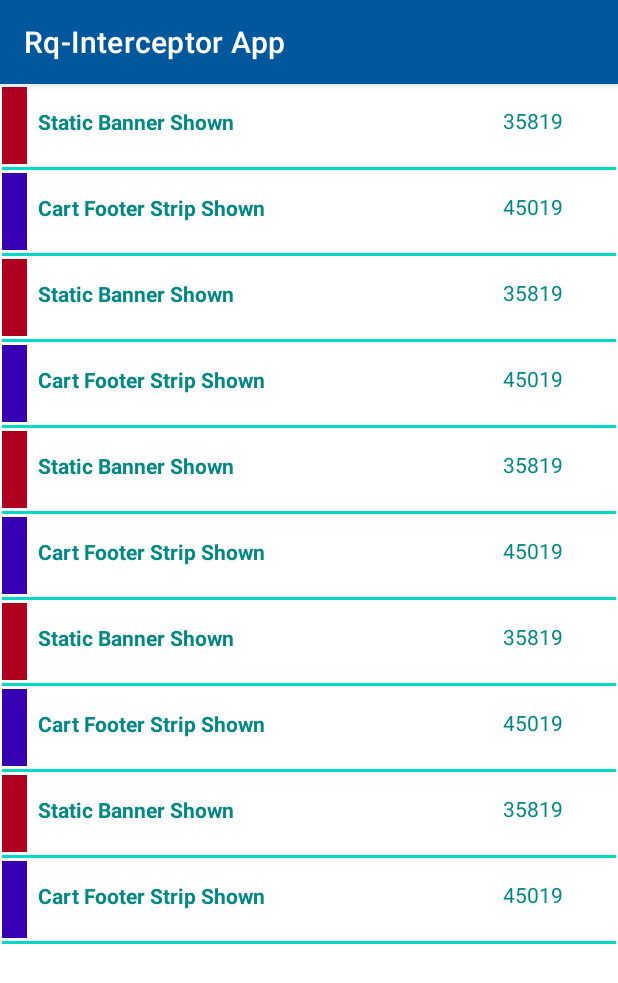
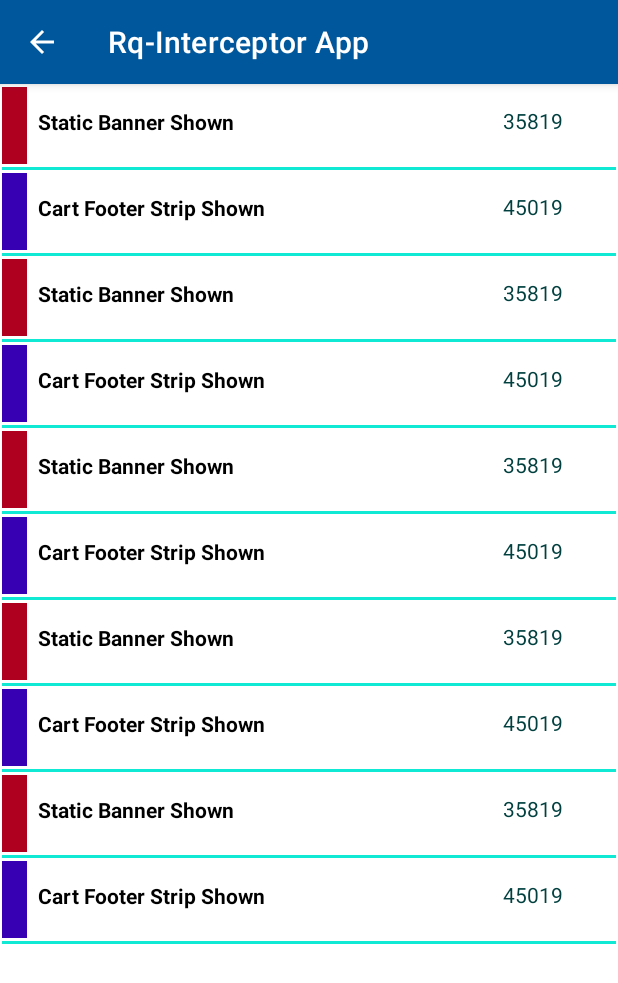
Before and after one commit to requestly/requestly-android-sdk, an Android app: the screen it shows after launch (MainActivity), after a tap on "RQ EVENTS", on a phone screen of 412 x 824 dp. Shown: the top 983 px of the screen. Run offline under Robolectric (Android 15) with nearby library versions, the phone set to English and light mode, and no system bars; 2 statements that could not run were skipped.

Commit message:
[RQLY-57] Analytics Events UI improved

```diff
--- a/requestly-android-event/src/main/java/io/requestly/android/event/Adapters/AllEventsAdapter.kt
+++ b/requestly-android-event/src/main/java/io/requestly/android/event/Adapters/AllEventsAdapter.kt
@@ -15,8 +15,6 @@ class AllEventsAdapter(
     private val context: Context,
     private val listener:OnEventClickedListener
 ) : RecyclerView.Adapter<AllEventsAdapter.EventsViewHolder>() {
-
-
 
     override fun onCreateViewHolder(parent: ViewGroup, viewType: Int): EventsViewHolder {
         val viewBinding = RqInterceptorEventsListSingleDesignBinding.inflate(
--- a/requestly-android-event/src/main/java/io/requestly/android/event/MainActivity.kt
+++ b/requestly-android-event/src/main/java/io/requestly/android/event/MainActivity.kt
@@ -3,6 +3,7 @@ package io.requestly.android.event
 import android.content.Intent
 import androidx.appcompat.app.AppCompatActivity
 import android.os.Bundle
+import androidx.appcompat.app.ActionBar
 import androidx.recyclerview.widget.LinearLayoutManager
 import io.requestly.android.event.Adapters.AllEventsAdapter
 import io.requestly.android.event.databinding.ActivityMainBinding
@@ -12,10 +13,16 @@ class MainActivity : AppCompatActivity(), AllEventsAdapter.OnEventClickedListene
     private lateinit var mainBinding: ActivityMainBinding
     override fun onCreate(savedInstanceState: Bundle?) {
         super.onCreate(savedInstanceState)
+        supportActionBar?.setDisplayHomeAsUpEnabled(true)
+        supportActionBar?.setDisplayShowHomeEnabled(true)
         mainBinding=ActivityMainBinding.inflate(layoutInflater)
         setContentView(mainBinding.root)
         fetchData()
         setAllEventRecyclerView()
+    }
+    override fun onSupportNavigateUp(): Boolean {
+        onBackPressed()
+        return true
     }
 
     private fun fetchData() {
--- a/requestly-android-event/src/main/res/layout/rq_interceptor_events_list_single_design.xml
+++ b/requestly-android-event/src/main/res/layout/rq_interceptor_events_list_single_design.xml
@@ -1,7 +1,6 @@
 <?xml version="1.0" encoding="utf-8"?>
 <androidx.constraintlayout.widget.ConstraintLayout xmlns:android="http://schemas.android.com/apk/res/android"
     xmlns:app="http://schemas.android.com/apk/res-auto"
-    xmlns:tools="http://schemas.android.com/tools"
     android:layout_width="match_parent"
     android:layout_height="wrap_content"
     android:background="@color/white">
@@ -26,7 +25,7 @@
         android:layout_height="wrap_content"
         android:paddingVertical="15sp"
         android:text="Bottom Bar Shown"
-        android:textColor="@color/teal_700"
+        android:textColor="@color/black"
         android:textStyle="bold"
         app:layout_constraintBottom_toTopOf="@+id/view"
         app:layout_constraintEnd_toStartOf="@+id/rq_interceptor_TimeStamp_All_Events"
@@ -44,7 +43,7 @@
         android:paddingHorizontal="5sp"
         android:paddingVertical="10dp"
         android:text="12:01:01 PM"
-        android:textColor="@color/teal_700"
+        android:textColor="#01403F"
         app:autoSizeMaxTextSize="15sp"
         app:autoSizeMinTextSize="5sp"
         app:autoSizeTextType="uniform"
@@ -71,7 +70,7 @@
         android:layout_width="match_parent"
         android:layout_height="2dp"
         android:layout_marginTop="5dp"
-        android:background="@color/teal_200"
+        android:background="#10E9D4"
         app:layout_constraintBottom_toBottomOf="parent"
         app:layout_constraintEnd_toEndOf="parent"
         app:layout_constraintHorizontal_bias="0.5"
```
Also changed, not shown: requestly-android-event/src/main/java/io/requestly/android/event/EventsOverview.kt (+12 -1 lines).
